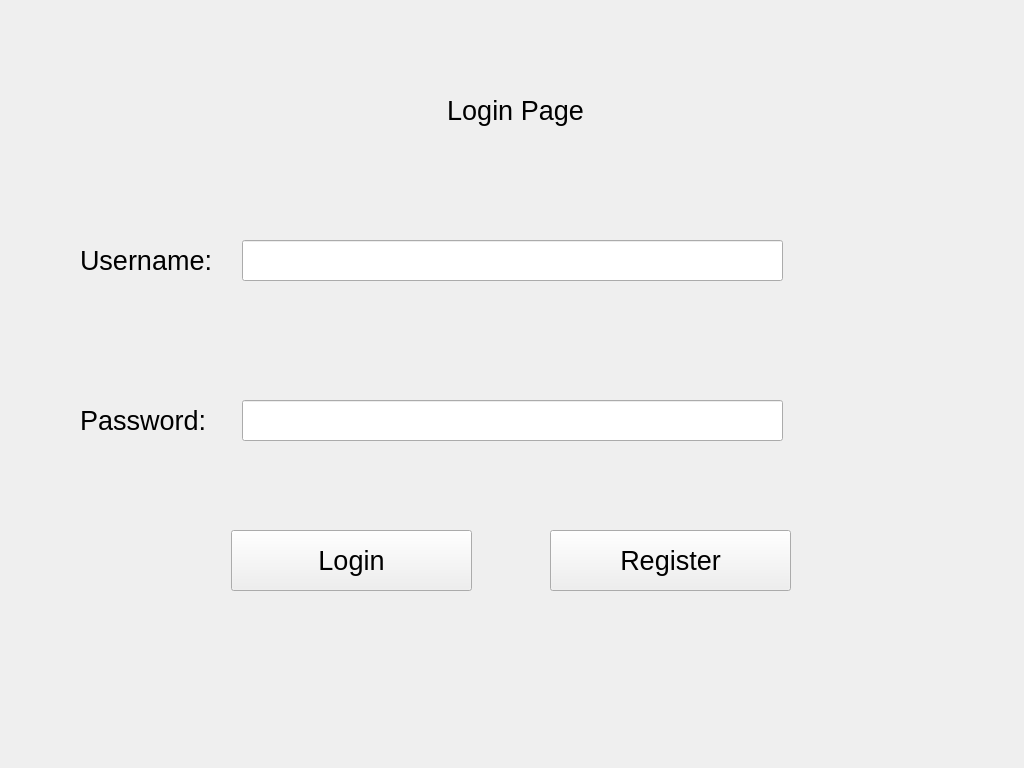
Old version of the form App.ui in the repository kelvinEL20/3334Group.
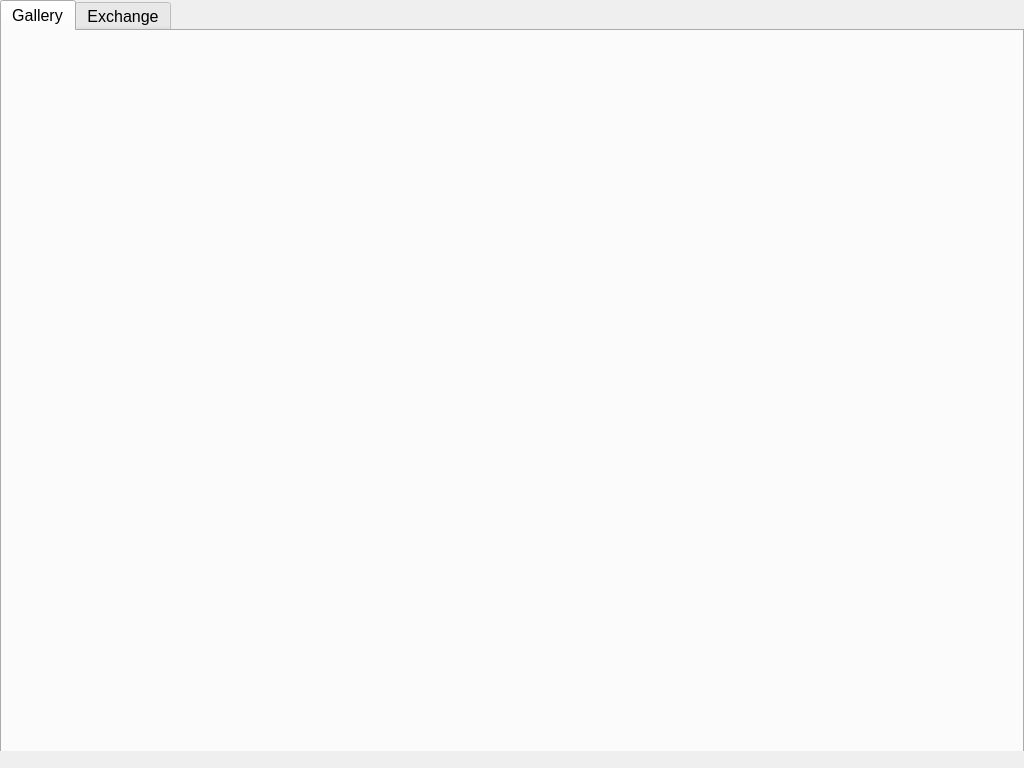
New version of the form.

Diff of the .ui file:
```diff
--- a/App.ui
+++ b/App.ui
@@ -50,7 +50,7 @@
    <widget class="QWidget" name="LoginPage" native="true">
     <property name="geometry">
      <rect>
-      <x>0</x>
+      <x>1024</x>
       <y>0</y>
       <width>1024</width>
       <height>751</height>
@@ -212,7 +212,7 @@
    <widget class="QWidget" name="RegPage" native="true">
     <property name="geometry">
      <rect>
-      <x>0</x>
+      <x>1024</x>
       <y>0</y>
       <width>1024</width>
       <height>751</height>
@@ -233,6 +233,29 @@
       <family>Arial</family>
      </font>
     </property>
+    <widget class="QTabWidget" name="AppPageTab">
+     <property name="geometry">
+      <rect>
+       <x>0</x>
+       <y>0</y>
+       <width>1024</width>
+       <height>768</height>
+      </rect>
+     </property>
+     <property name="currentIndex">
+      <number>0</number>
+     </property>
+     <widget class="QWidget" name="AppPageGalleryTab">
+      <attribute name="title">
+       <string>Gallery</string>
+      </attribute>
+     </widget>
+     <widget class="QWidget" name="AppPageExchangeTab">
+      <attribute name="title">
+       <string>Exchange</string>
+      </attribute>
+     </widget>
+    </widget>
    </widget>
    <zorder>RegPage</zorder>
    <zorder>AppPage</zorder>
```
Left out of the diff: 199 changed lines with no effect on the pictures.
